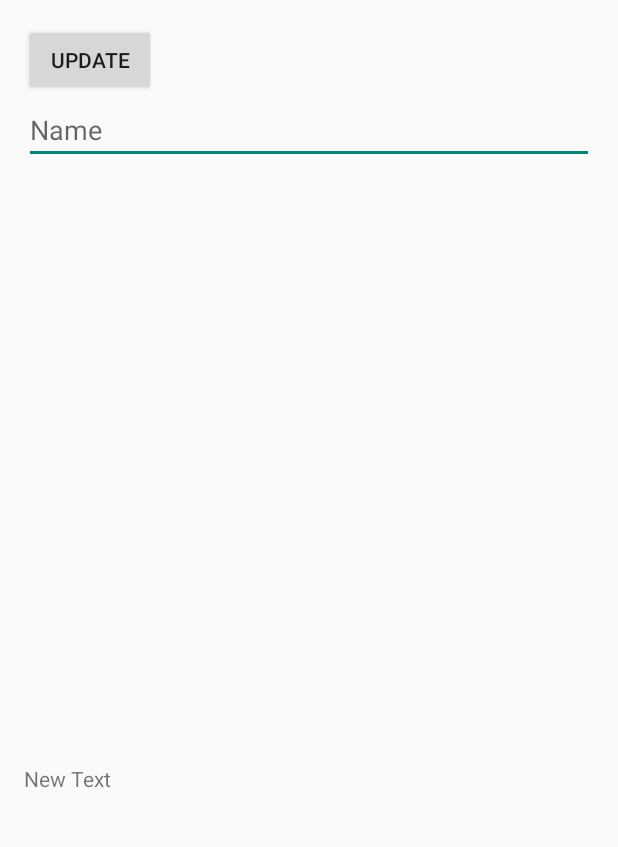
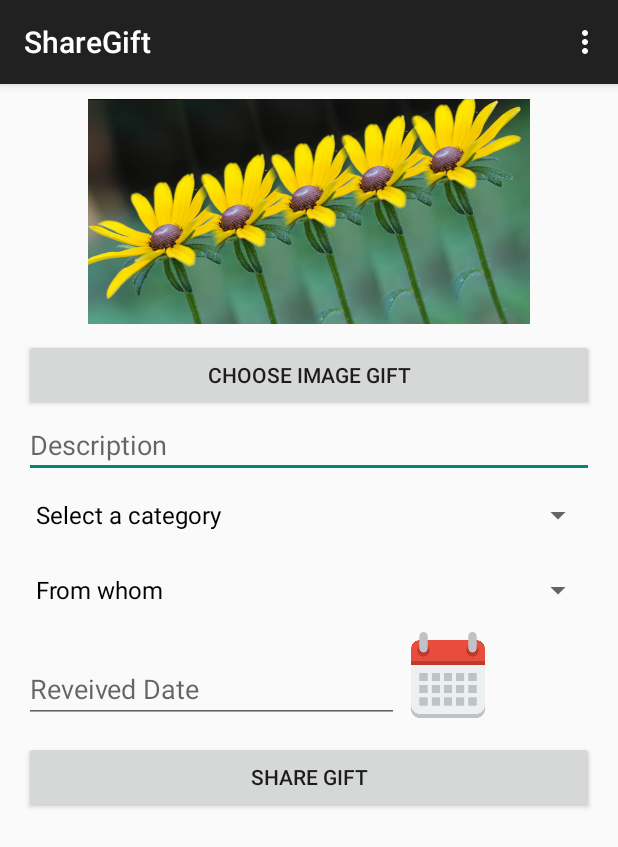
Before and after one commit to Rise-Up-Cambodia/Android_Assignment_1, an Android app: the screen it shows after launch (MainActivity before the commit, ShareGift after it), on a phone screen of 412 x 824 dp. Shown: the top 847 px of the screen. Run offline under Robolectric (Android 15) with nearby library versions, the phone set to English and light mode, and no system bars; libraries missing offline, so code that uses them is left out: com.loopj.android; pictures from the network do not load.

Commit message:
share gift completed

```diff
--- a/Gift/app/src/main/java/com/custome_componence/sampleusingobjectorientationpattern/config/Constant.java
+++ b/Gift/app/src/main/java/com/custome_componence/sampleusingobjectorientationpattern/config/Constant.java
@@ -4,5 +4,5 @@ package com.custome_componence.sampleusingobjectorientationpattern.config;
  * Created by Channy on 8/3/2015.
  */
 public class Constant {
-    public static final String BASE_URL = "http://192.168.1.113:8585/Android_Assignment_1/GiftApi/";
+    public static final String BASE_URL = "http://192.168.1.114:8585/Android_Assignment_1/GiftApi/";
 }
--- a/Gift/app/src/main/java/com/custome_componence/sampleusingobjectorientationpattern/operation/GiftOperation.java
+++ b/Gift/app/src/main/java/com/custome_componence/sampleusingobjectorientationpattern/operation/GiftOperation.java
@@ -1,26 +1,23 @@
 package com.custome_componence.sampleusingobjectorientationpattern.operation;
 
 import com.loopj.android.http.*;
-
 import org.apache.http.Header;
 import org.json.JSONObject;
-
 import com.custome_componence.sampleusingobjectorientationpattern.config.Constant;
-
 import java.io.UnsupportedEncodingException;
 
 /**
  * Created by sreyeleak 05/08/2015
  */
 public class GiftOperation implements IOperation {
-    AsyncHttpClient client = new AsyncHttpClient();
+    AsyncHttpClient Giftclient = new AsyncHttpClient();
 
     public void updateContact (String description, final IOperationListener iOperationListener){
      RequestParams requestParams = new RequestParams();
         requestParams.add("description", description);
 //      requestParams.add("phone", phone);
 
-        client.put(Constant.BASE_URL + "gifts/1.json", requestParams,new AsyncHttpResponseHandler() {
+        Giftclient.put(Constant.BASE_URL + "gifts/1.json", requestParams,new AsyncHttpResponseHandler() {
             @Override
             public void onSuccess(int statusCode, Header[] headers, byte[] responseBody) {
                 try {
@@ -54,7 +51,7 @@ public class GiftOperation implements IOperation {
        // requestParams.add("name", name);
 //      requestParams.add("phone", phone);
 
-        client.get(Constant.BASE_URL + "gifts.json",new AsyncHttpResponseHandler() {
+        Giftclient.get(Constant.BASE_URL + "gifts.json",new AsyncHttpResponseHandler() {
             @Override
             public void onSuccess(int statusCode, Header[] headers, byte[] responseBody) {
                 try {
@@ -88,7 +85,50 @@ public class GiftOperation implements IOperation {
      //   requestParams.add("age", age);
 //      requestParams.add("phone", phone);
 
-        client.get(Constant.BASE_URL + "gifts/1.json",new AsyncHttpResponseHandler() {
+        Giftclient.get(Constant.BASE_URL + "gifts/1.json",new AsyncHttpResponseHandler() {
+            @Override
+            public void onSuccess(int statusCode, Header[] headers, byte[] responseBody) {
+                try {
+                    String data = new String(responseBody, "UTF-8");
+                    try {
+                        JSONObject obj = new JSONObject(data);
+                        iOperationListener.success(obj);
+                    } catch (Throwable t) {
+                        t.printStackTrace();
+                    }
+                } catch (UnsupportedEncodingException e) {
+                    e.printStackTrace();
+                }
+            }
+
+            @Override
+            public void onFailure(int statusCode, Header[] headers, byte[] responseBody, Throwable error) {
+                try {
+                    String data = new String(responseBody, "UTF-8");
+                    iOperationListener.fail(statusCode, data);
+                } catch (UnsupportedEncodingException e) {
+                    e.printStackTrace();
+                }
+            }
+
+        });
+    }
+    /*
+    * Created by Sreyleak 06/08/2015
+    * */
+    public void shareGift (String description, String from, String category, String date, String receive_date,
+                           String image_path, final IOperationListener iOperationListener){
+        RequestParams requestParams = new RequestParams();
+        requestParams.add("description", description);
+        requestParams.add("from", from);
+        requestParams.add("cat_id", category);
+        requestParams.add("user_id", "1");
+        requestParams.add("status", "1");
+        requestParams.add("date", date);
+        requestParams.add("receive_date", receive_date);
+        requestParams.add("gift_name",image_path );
+
+        Giftclient.post(Constant.BASE_URL + "gifts.json",requestParams,new AsyncHttpResponseHandler() {
             @Override
             public void onSuccess(int statusCode, Header[] headers, byte[] responseBody) {
                 try {
--- a/Gift/app/src/main/res/layout/activity_share_gift.xml
+++ b/Gift/app/src/main/res/layout/activity_share_gift.xml
@@ -7,7 +7,11 @@
     tools:context="com.custome_componence.sampleusingobjectorientationpattern.sample.ShareGift">
     <ImageView
         android:layout_width="match_parent"
-        android:layout_height="200dp"
+        android:layout_height="150dp"
+        android:id="@+id/giftimage"
+        android:layout_marginTop="@dimen/activity_field_margin"
+        android:layout_marginRight="@dimen/activity_horizontal_margin"
+        android:layout_marginLeft="@dimen/activity_horizontal_margin"
         android:src="@mipmap/flowers1"/>
     <Button
         android:layout_width="match_parent"
@@ -26,17 +30,45 @@
         android:layout_marginLeft="@dimen/activity_horizontal_margin"
         android:paddingTop="@dimen/activity_field_padding"
         android:paddingBottom="@dimen/activity_field_padding"
-        android:layout_marginTop="@dimen/activity_field_margin"
         android:id="@+id/description"
         android:hint="Description"/>
     <Spinner
         android:layout_width="match_parent"
-        android:layout_height="wrap_content"
+        android:layout_height="50dp"
         android:layout_marginRight="@dimen/activity_horizontal_margin"
         android:layout_marginLeft="@dimen/activity_horizontal_margin"
-        android:paddingTop="@dimen/activity_field_padding"
-        android:paddingBottom="@dimen/activity_field_padding"
+        android:id="@+id/category"/>
+    <Spinner
+        android:layout_width="match_parent"
+        android:layout_height="50dp"
+        android:layout_marginRight="@dimen/activity_horizontal_margin"
+        android:layout_marginLeft="@dimen/activity_horizontal_margin"
+        android:id="@+id/from"/>
+   <LinearLayout
+       android:layout_width="match_parent"
+       android:layout_height="wrap_content"
+       android:layout_marginRight="@dimen/activity_horizontal_margin"
+       android:layout_marginLeft="@dimen/activity_horizontal_margin"
+>
+       <EditText
+           android:layout_width="250dp"
+           android:layout_marginTop="18dp"
+           android:hint="Reveived Date"
+           android:id="@+id/receive_date"
+           android:layout_height="wrap_content" />
+
+       <ImageView
+           android:layout_width="65dp"
+           android:layout_height="65dp"
+           android:id="@+id/imgcalendar"
+           android:src="@mipmap/calendar"/>
+       </LinearLayout>
+    <Button
+        android:layout_width="match_parent"
+        android:layout_height="wrap_content"
+        android:text="Share Gift"
+        android:layout_marginRight="@dimen/activity_horizontal_margin"
+        android:layout_marginLeft="@dimen/activity_horizontal_margin"
         android:layout_marginTop="@dimen/activity_field_margin"
-        android:id="@+id/category"/>
-
+        android:id="@+id/btnshare"/>
 </LinearLayout>
--- a/Gift/app/src/main/res/values/dimens.xml
+++ b/Gift/app/src/main/res/values/dimens.xml
@@ -2,6 +2,6 @@
     <!-- Default screen margins, per the Android Design guidelines. -->
     <dimen name="activity_horizontal_margin">16dp</dimen>
     <dimen name="activity_vertical_margin">16dp</dimen>
-    <dimen name="activity_field_margin">15dp</dimen>
+    <dimen name="activity_field_margin">10dp</dimen>
     <dimen name="activity_field_padding">10dp</dimen>
 </resources>
```
Also changed, not shown: Gift/app/src/main/AndroidManifest.xml (+5 -4 lines), Gift/app/src/main/java/com/custome_componence/sampleusingobjectorientationpattern/sample/ShareGift.java (+304 -1 lines), Gift/app/src/main/res/mipmap-mdpi/btnshare.png (added), Gift/app/src/main/res/mipmap-mdpi/calendar.png (added), 3 other files.
